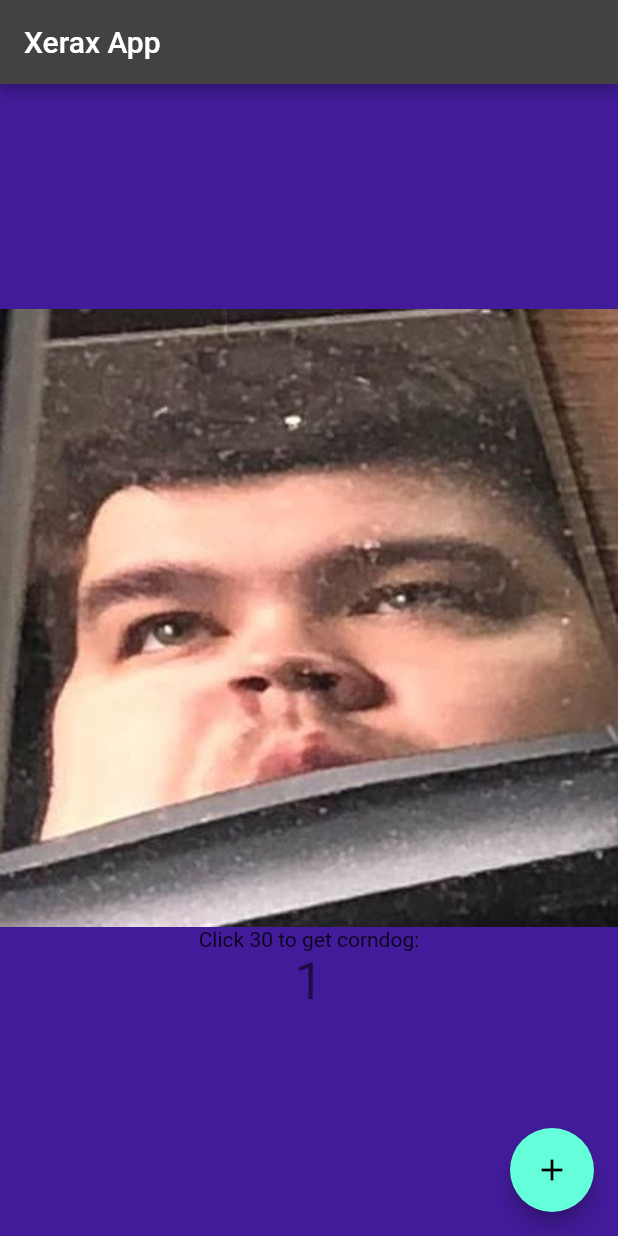
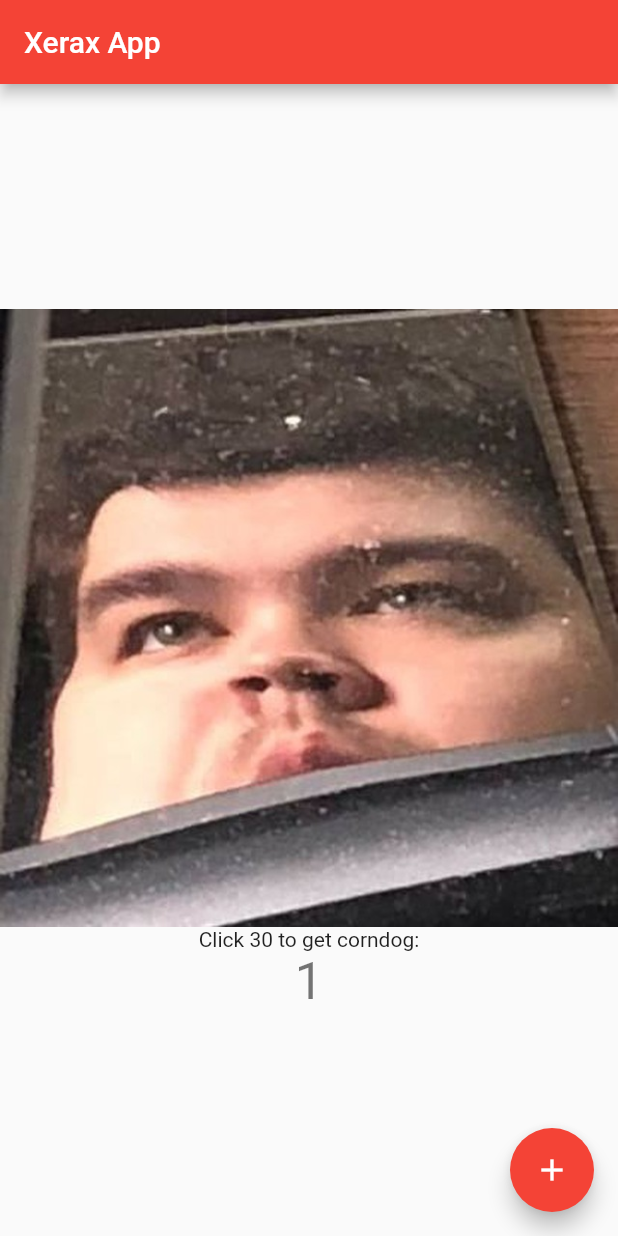
Before and after one commit to VikhorevaDarya/flutter-mobile-app, a Flutter app: the screen it shows after launch, after a tap on the "add" icon, on a phone screen of 412 x 824 dp. Run offline on Flutter 3.47's test engine with Material 2 defaults, Android fonts, the phone set to English and light mode, and no system bars; Roboto replaces fonts that are missing (PatrickHand).

Commit message:
add screens

```diff
--- a/analysis_options.yaml
+++ b/analysis_options.yaml
@@ -1,10 +1,29 @@
+# This file configures the analyzer, which statically analyzes Dart code to
+# check for errors, warnings, and lints.
+#
+# The issues identified by the analyzer are surfaced in the UI of Dart-enabled
+# IDEs (https://dart.dev/tools#ides-and-editors). The analyzer can also be
+# invoked from the command line by running `flutter analyze`.
+
+# The following line activates a set of recommended lints for Flutter apps,
+# packages, and plugins designed to encourage good coding practices.
 include: package:flutter_lints/flutter.yaml
 
 linter:
+  # The lint rules applied to this project can be customized in the
+  # section below to disable rules from the `package:flutter_lints/flutter.yaml`
+  # included above or to enable additional rules. A list of all available lints
+  # and their documentation is published at
+  # https://dart-lang.github.io/linter/lints/index.html.
+  #
+  # Instead of disabling a lint rule for the entire project in the
+  # section below, it can also be suppressed for a single line of code
+  # or a specific dart file by using the `// ignore: name_of_lint` and
+  # `// ignore_for_file: name_of_lint` syntax on the line or in the file
+  # producing the lint.
   rules:
-    prefer_const_constructors: false
-    prefer_final_fields: false
-    use_key_in_widget_constructors: false
-    prefer_const_literals_to_create_immutables: false
-    prefer_const_constructors_in_immutables: false
-    avoid_print: false
+    # avoid_print: false  # Uncomment to disable the `avoid_print` rule
+    # prefer_single_quotes: true  # Uncomment to enable the `prefer_single_quotes` rule
+
+# Additional information about this file can be found at
+# https://dart.dev/guides/language/analysis-options
--- a/lib/main.dart
+++ b/lib/main.dart
@@ -1,43 +1,69 @@
 import 'package:flutter/material.dart';
-import 'package:flutter/services.dart';
-import 'package:xerax_app/screens/home_screen.dart';
-import 'package:xerax_app/utilities/constants.dart';
-import 'package:xerax_app/screens/score_screen.dart';
 
 void main() {
-  return runApp(MyApp());
+  runApp(const MyApp());
 }
 
 class MyApp extends StatelessWidget {
+  const MyApp({super.key});
+
   @override
   Widget build(BuildContext context) {
-    SystemChrome.setEnabledSystemUIOverlays([]);
-    SystemChrome.setPreferredOrientations([
-      DeviceOrientation.portraitUp,
-      DeviceOrientation.portraitDown,
-    ]);
     return MaterialApp(
-      theme: ThemeData.dark().copyWith(
-        tooltipTheme: TooltipThemeData(
-          decoration: BoxDecoration(
-            color: tooltipColor,
-            borderRadius: BorderRadius.circular(5.0),
-          ),
-          textStyle: TextStyle(
-            fontWeight: FontWeight.w900,
-            fontSize: 20.0,
-            letterSpacing: 1.0,
-            color: Colors.white,
-          ),
-        ),
-        scaffoldBackgroundColor: homeBackgroundColor,
-        textTheme: Theme.of(context).textTheme.apply(fontFamily: 'PatrickHand'),
+      title: 'Flutter Demo',
+      theme: ThemeData(
+        primarySwatch: Colors.red,
       ),
-      initialRoute: 'homePage',
-      routes: {
-        'homePage': (context) => HomeScreen(),
-        //'scorePage': (context) => ScoreScreen(),
-      },
+      home: const MyHomePage(title: 'Xerax App'),
     );
   }
 }
+
+class MyHomePage extends StatefulWidget {
+  const MyHomePage({super.key, required this.title});
+
+  final String title;
+
+  @override
+  State<MyHomePage> createState() => _MyHomePageState();
+}
+
+class _MyHomePageState extends State<MyHomePage> {
+  int _counter = 0;
+
+  void _incrementCounter() {
+    setState(() {
+
+      _counter++;
+    });
+  }
+
+  @override
+  Widget build(BuildContext context) {
+    return Scaffold(
+      appBar: AppBar(
+        title: Text(widget.title),
+      ),
+      body: Center(
+        child: Column(
+          mainAxisAlignment: MainAxisAlignment.center,
+          children: <Widget>[
+            Image.asset('assets/images/xerax.jpg'),
+            const Text(
+              'Click 30 to get corndog:',
+            ),
+            Text(
+              '$_counter',
+              style: Theme.of(context).textTheme.headlineMedium,
+            ),
+          ],
+        ),
+      ),
+      floatingActionButton: FloatingActionButton(
+        onPressed: _incrementCounter,
+        tooltip: 'Increment',
+        child: const Icon(Icons.add),
+      ),
+    );
+  }
+}
--- a/lib/screens/home_screen.dart
+++ /dev/null
@@ -1,47 +0,0 @@
-import 'package:flutter/material.dart';
-
-class HomeScreen extends StatefulWidget {
-  const HomeScreen({super.key});
-
-  @override
-  State<HomeScreen> createState() => _HomeScreenState();
-}
-
-class _HomeScreenState extends State<HomeScreen> {
-  int _counter = 0;
-
-  void _incrementCounter() {
-    setState(() {
-      _counter++;
-    });
-  }
-
-  @override
-  Widget build(BuildContext context) {
-    return Scaffold(
-      appBar: AppBar(
-        title: Text('Xerax App'),
-      ),
-      body: Center(
-        child: Column(
-          mainAxisAlignment: MainAxisAlignment.center,
-          children: <Widget>[
-            Image.asset('assets/images/xerax.jpg'),
-            const Text(
-              'Click 30 to get corndog:',
-            ),
-            Text(
-              '$_counter',
-              style: Theme.of(context).textTheme.headlineMedium,
-            ),
-          ],
-        ),
-      ),
-      floatingActionButton: FloatingActionButton(
-        onPressed: _incrementCounter,
-        tooltip: 'Increment',
-        child: const Icon(Icons.add),
-      ),
-    );
-  }
-}
--- a/lib/utilities/constants.dart
+++ /dev/null
@@ -1,5 +0,0 @@
-import 'package:flutter/material.dart';
-
-const tooltipColor = Color(0xFF1089ff);
-
-const homeBackgroundColor = Color(0xFF421b9b);
```
Also changed, not shown: pubspec.yaml (+69 -5 lines), lib/screens/score_screen.dart (deleted), 1 other file.
